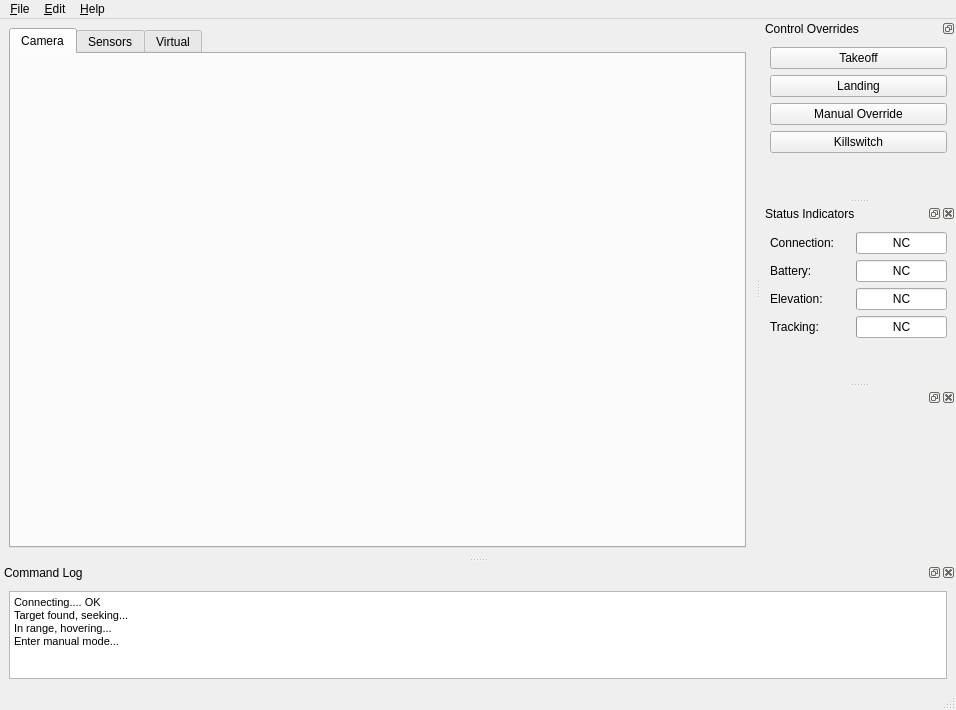
The window that heliview/src/ApplicationFrame.ui (gcsmith/ktgt-uav-desktop) describes before a commit, drawn with Qt 5.
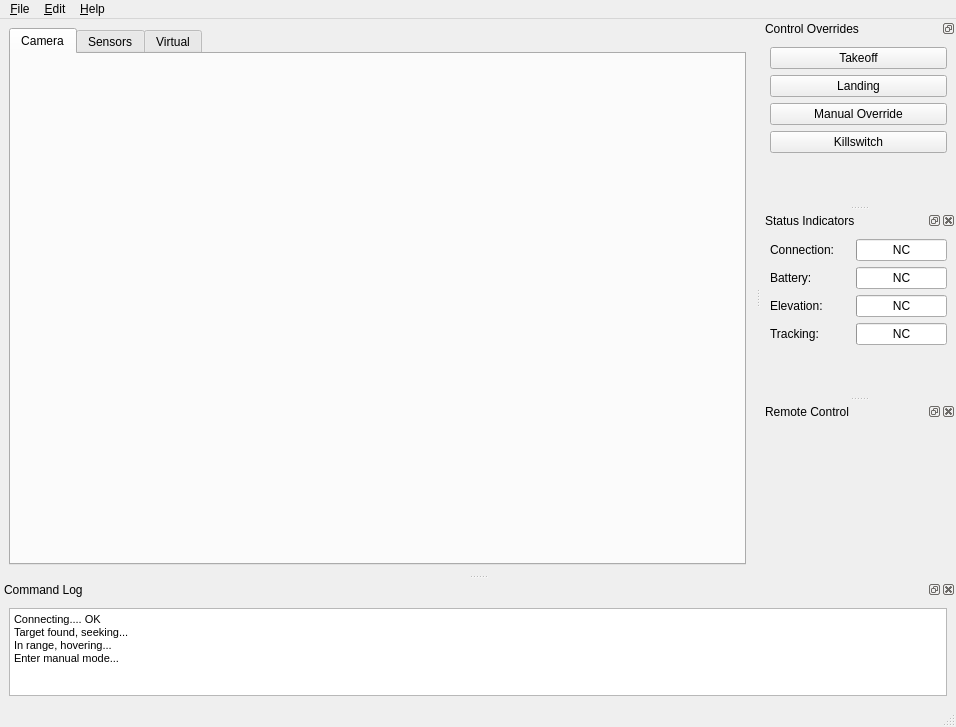
The same window after the commit. Icons and pictures are not drawn.

Commit message: add remote control pane title. populate sensor graphs

```diff
--- a/heliview/src/ApplicationFrame.ui
+++ b/heliview/src/ApplicationFrame.ui
@@ -7,7 +7,7 @@
     <x>0</x>
     <y>0</y>
     <width>956</width>
-    <height>710</height>
+    <height>727</height>
    </rect>
   </property>
   <property name="windowTitle">
@@ -548,7 +548,7 @@
         <string>&lt;!DOCTYPE HTML PUBLIC &quot;-//W3C//DTD HTML 4.0//EN&quot; &quot;http://www.w3.org/TR/REC-html40/strict.dtd&quot;&gt;
 &lt;html&gt;&lt;head&gt;&lt;meta name=&quot;qrichtext&quot; content=&quot;1&quot; /&gt;&lt;style type=&quot;text/css&quot;&gt;
 p, li { white-space: pre-wrap; }
-&lt;/style&gt;&lt;/head&gt;&lt;body style=&quot; font-family:'Sans Serif'; font-size:9pt; font-weight:400; font-style:normal;&quot;&gt;
+&lt;/style&gt;&lt;/head&gt;&lt;body style=&quot; font-family:'Sans'; font-size:10pt; font-weight:400; font-style:normal;&quot;&gt;
 &lt;table border=&quot;0&quot; style=&quot;-qt-table-type: root; margin-top:4px; margin-bottom:4px; margin-left:4px; margin-right:4px;&quot;&gt;
 &lt;tr&gt;
 &lt;td style=&quot;border: none;&quot;&gt;
@@ -563,6 +563,9 @@
    </widget>
   </widget>
   <widget class="QDockWidget" name="dockWidget_6">
+   <property name="windowTitle">
+    <string>Remote Control</string>
+   </property>
    <attribute name="dockWidgetArea">
     <number>2</number>
    </attribute>
```
Left out of the diff: 2 changed lines with no effect on the pictures. The commit also changes 2 other files.
